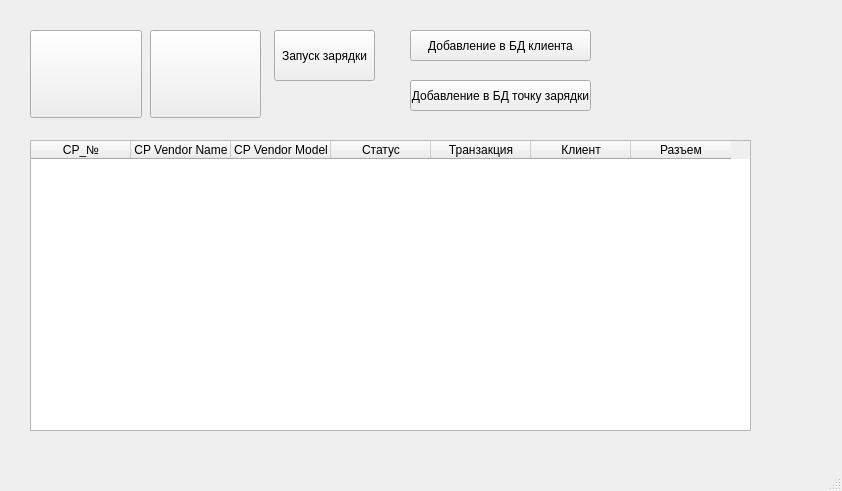
Old version of the form CMS_server version 0.1/MainWindow.ui in the repository stig888881/CMS_server.
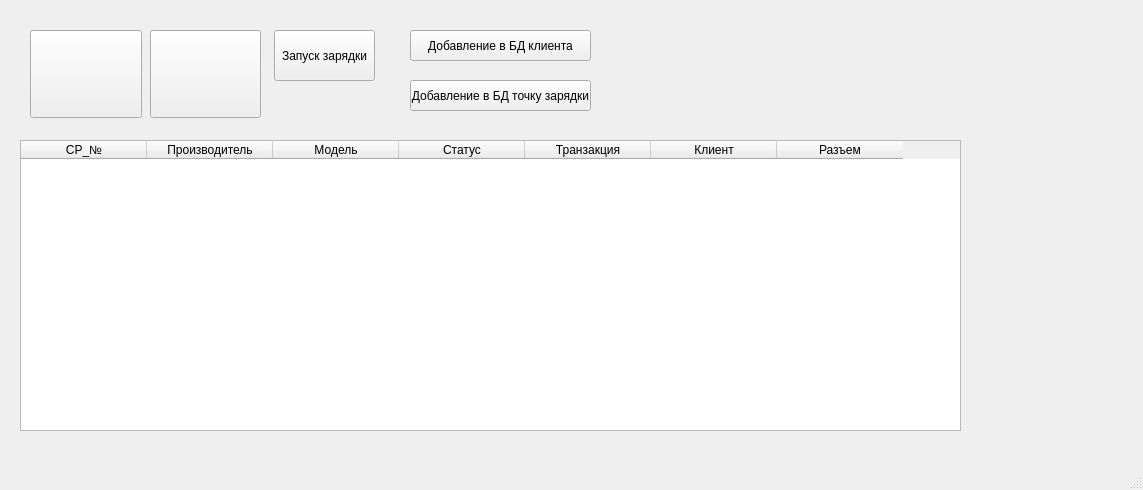
New version of the form. Icons and pictures are not drawn.

What changed in the file:
```diff
--- a/CMS_server version 0.1/MainWindow.ui
+++ b/CMS_server version 0.1/MainWindow.ui
@@ -6,8 +6,8 @@
    <rect>
     <x>0</x>
     <y>0</y>
-    <width>842</width>
-    <height>491</height>
+    <width>1143</width>
+    <height>490</height>
    </rect>
   </property>
   <property name="windowTitle">
@@ -89,14 +89,59 @@
     </attribute>
    </widget>
    <widget class="QTableWidget" name="tableWidget">
+    <property name="enabled">
+     <bool>true</bool>
+    </property>
     <property name="geometry">
      <rect>
-      <x>30</x>
+      <x>20</x>
       <y>140</y>
-      <width>721</width>
+      <width>941</width>
       <height>291</height>
      </rect>
     </property>
+    <property name="sizePolicy">
+     <sizepolicy hsizetype="Maximum" vsizetype="Maximum">
+      <horstretch>0</horstretch>
+      <verstretch>100</verstretch>
+     </sizepolicy>
+    </property>
+    <property name="minimumSize">
+     <size>
+      <width>923</width>
+      <height>291</height>
+     </size>
+    </property>
+    <property name="maximumSize">
+     <size>
+      <width>941</width>
+      <height>291</height>
+     </size>
+    </property>
+    <property name="toolTip">
+     <string>&lt;html&gt;&lt;head/&gt;&lt;body&gt;&lt;p align=&quot;center&quot;&gt;&lt;br/&gt;&lt;/p&gt;&lt;/body&gt;&lt;/html&gt;</string>
+    </property>
+    <property name="sizeAdjustPolicy">
+     <enum>QAbstractScrollArea::AdjustToContents</enum>
+    </property>
+    <property name="autoScroll">
+     <bool>true</bool>
+    </property>
+    <attribute name="horizontalHeaderCascadingSectionResizes">
+     <bool>true</bool>
+    </attribute>
+    <attribute name="horizontalHeaderDefaultSectionSize">
+     <number>126</number>
+    </attribute>
+    <attribute name="horizontalHeaderStretchLastSection">
+     <bool>false</bool>
+    </attribute>
+    <attribute name="verticalHeaderCascadingSectionResizes">
+     <bool>false</bool>
+    </attribute>
+    <attribute name="verticalHeaderStretchLastSection">
+     <bool>false</bool>
+    </attribute>
     <column>
      <property name="text">
       <string>CP_№</string>
@@ -104,12 +149,15 @@
     </column>
     <column>
      <property name="text">
-      <string>CP Vendor Name</string>
+      <string>Производитель</string>
+     </property>
+     <property name="textAlignment">
+      <set>AlignCenter</set>
      </property>
     </column>
     <column>
      <property name="text">
-      <string>CP Vendor Model</string>
+      <string>Модель</string>
      </property>
     </column>
     <column>
```
Left out of the diff: 2 changed lines with no effect on the pictures.
